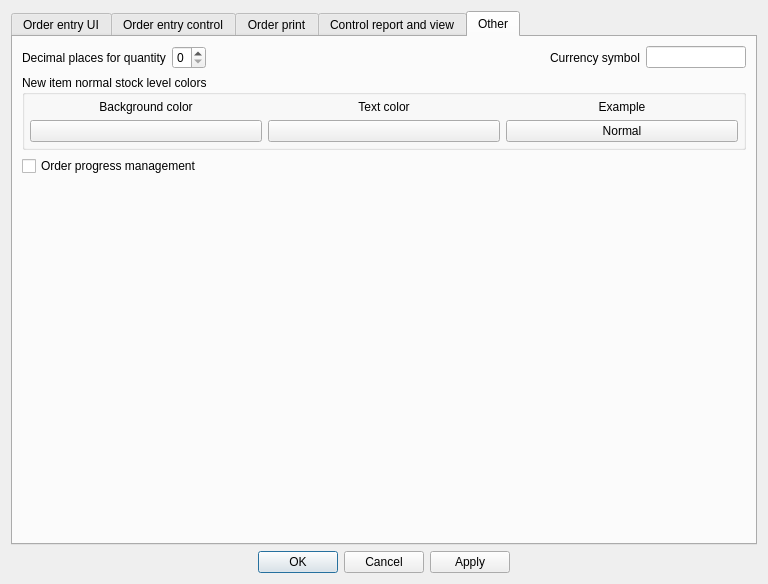
This is App/Ui/SettingsDialog.ui in paolodestefani/pySagra3 as Qt 5 draws it before an edit. The edited form follows.
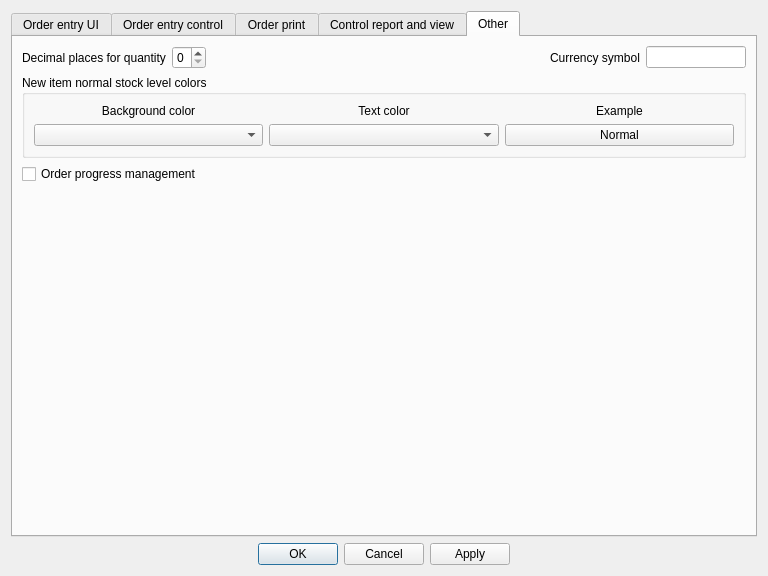
This is the edited form. The open tabs and pages were chosen to show the change. Custom widgets are drawn as their Qt base class.

```diff
--- a/App/Ui/SettingsDialog.ui
+++ b/App/Ui/SettingsDialog.ui
@@ -10,9 +10,15 @@
     <x>0</x>
     <y>0</y>
     <width>768</width>
-    <height>584</height>
+    <height>576</height>
    </rect>
   </property>
+  <property name="sizePolicy">
+   <sizepolicy hsizetype="Preferred" vsizetype="Preferred">
+    <horstretch>0</horstretch>
+    <verstretch>0</verstretch>
+   </sizepolicy>
+  </property>
   <property name="windowTitle">
    <string>Settings</string>
   </property>
@@ -21,6 +27,12 @@
     <layout class="QVBoxLayout" name="verticalLayout_13">
      <item>
       <widget class="QTabWidget" name="tabWidget">
+       <property name="sizePolicy">
+        <sizepolicy hsizetype="Preferred" vsizetype="Preferred">
+         <horstretch>0</horstretch>
+         <verstretch>0</verstretch>
+        </sizepolicy>
+       </property>
        <property name="currentIndex">
         <number>0</number>
        </property>
@@ -1434,7 +1446,7 @@
         <attribute name="title">
          <string>Other</string>
         </attribute>
-        <layout class="QVBoxLayout" name="verticalLayout_20">
+        <layout class="QVBoxLayout" name="verticalLayout_21">
          <item>
           <layout class="QGridLayout" name="gridLayout_7">
            <item row="0" column="3">
@@ -1503,25 +1515,21 @@
            <property name="title">
             <string>New item normal stock level colors</string>
            </property>
-           <layout class="QVBoxLayout" name="verticalLayout_22">
-            <property name="leftMargin">
-             <number>5</number>
-            </property>
-            <property name="topMargin">
-             <number>5</number>
-            </property>
-            <property name="rightMargin">
-             <number>5</number>
-            </property>
-            <property name="bottomMargin">
-             <number>5</number>
-            </property>
+           <layout class="QVBoxLayout" name="verticalLayout_20">
             <item>
-             <layout class="QGridLayout" name="gridLayout_9" columnstretch="0,0,0">
-              <item row="1" column="0">
-               <widget class="QPushButton" name="pushButtonNB">
+             <layout class="QGridLayout" name="gridLayout_8">
+              <item row="0" column="0">
+               <widget class="QLabel" name="labelYellow_12">
+                <property name="font">
+                 <font>
+                  <bold>false</bold>
+                 </font>
+                </property>
                 <property name="text">
-                 <string/>
+                 <string>Background color</string>
+                </property>
+                <property name="alignment">
+                 <set>Qt::AlignmentFlag::AlignCenter</set>
                 </property>
                </widget>
               </item>
@@ -1540,6 +1548,27 @@
                 </property>
                </widget>
               </item>
+              <item row="0" column="2">
+               <widget class="QLabel" name="labelRed_8">
+                <property name="font">
+                 <font>
+                  <bold>false</bold>
+                 </font>
+                </property>
+                <property name="text">
+                 <string>Example</string>
+                </property>
+                <property name="alignment">
+                 <set>Qt::AlignmentFlag::AlignCenter</set>
+                </property>
+               </widget>
+              </item>
+              <item row="1" column="0">
+               <widget class="ColorComboBox" name="colorComboBoxBackground"/>
+              </item>
+              <item row="1" column="1">
+               <widget class="ColorComboBox" name="colorComboBoxText"/>
+              </item>
               <item row="1" column="2">
                <widget class="QPushButton" name="pushButtonExampleNL">
                 <property name="text">
@@ -1547,43 +1576,6 @@
                 </property>
                </widget>
               </item>
-              <item row="0" column="2">
-               <widget class="QLabel" name="labelRed_8">
-                <property name="font">
-                 <font>
-                  <bold>false</bold>
-                 </font>
-                </property>
-                <property name="text">
-                 <string>Example</string>
-                </property>
-                <property name="alignment">
-                 <set>Qt::AlignmentFlag::AlignCenter</set>
-                </property>
-               </widget>
-              </item>
-              <item row="0" column="0">
-               <widget class="QLabel" name="labelYellow_12">
-                <property name="font">
-                 <font>
-                  <bold>false</bold>
-                 </font>
-                </property>
-                <property name="text">
-                 <string>Background color</string>
-                </property>
-                <property name="alignment">
-                 <set>Qt::AlignmentFlag::AlignCenter</set>
-                </property>
-               </widget>
-              </item>
-              <item row="1" column="1">
-               <widget class="QPushButton" name="pushButtonNT">
-                <property name="text">
-                 <string/>
-                </property>
-               </widget>
-              </item>
              </layout>
             </item>
            </layout>
@@ -1636,6 +1628,11 @@
    <extends>QComboBox</extends>
    <header>App.Widget.Control</header>
   </customwidget>
+  <customwidget>
+   <class>ColorComboBox</class>
+   <extends>QComboBox</extends>
+   <header>App.Widget.Control</header>
+  </customwidget>
  </customwidgets>
  <resources/>
  <connections>
```
Left out of the diff: 32 changed lines with no effect on the pictures.
